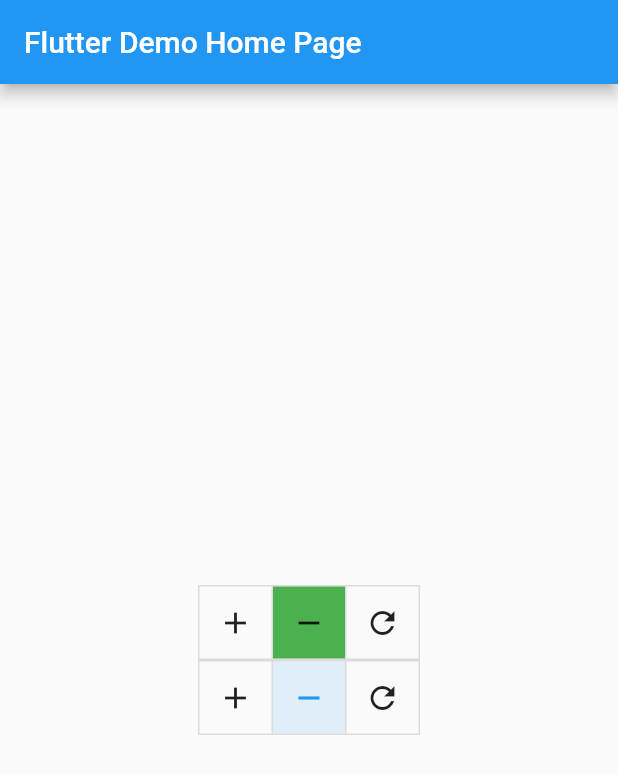
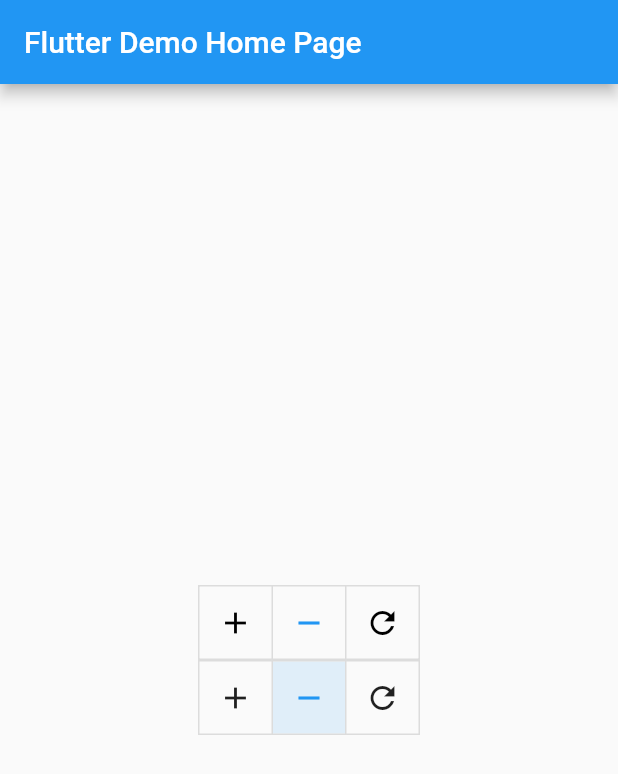
Before and after one commit to jitinder/customtogglebuttons, a Flutter app: the screen it shows after launch, on a phone screen of 412 x 824 dp. Shown: the top 774 px of the screen. Run offline on Flutter 3.47's test engine with Material 2 defaults, Android fonts, the phone set to English and light mode, and no system bars.

Commit message:
Add selected and unselected color support

```diff
--- a/lib/src/custom_toggle_buttons.dart
+++ b/lib/src/custom_toggle_buttons.dart
@@ -1,7 +1,12 @@
 part of customtogglebuttons;
 
-// TODO: Alignment, Vertical spacing, Border (shape, style, color, radius),
-//
+// TODO: Alignment, Vertical spacing, Border (shape, style, radius)
+//    this.disabledColor, -> if onPressed == null
+//    this.highlightColor,
+//    this.hoverColor,
+//    this.splashColor,
+//    this.selectedBorderColor,
+//    this.disabledBorderColor,
 
 class CustomToggleButtons extends StatelessWidget {
   CustomToggleButtons({
@@ -9,10 +14,15 @@ class CustomToggleButtons extends StatelessWidget {
     this.isSelected,
     this.children,
     this.onPressed,
+    this.color,
     this.constraints,
     this.showBorders = true,
+    this.fillColor,
+    this.unselectedFillColor,
+    this.selectedColor,
     this.borderColor,
     this.borderWidth,
+    this.borderRadius,
     this.spacing = 0,
   })  : assert(children != null),
         assert(isSelected != null),
@@ -25,9 +35,15 @@ class CustomToggleButtons extends StatelessWidget {
 
   final BoxConstraints constraints;
 
+  final Color color;
+  final Color selectedColor;
+  final Color fillColor;
+  final Color unselectedFillColor;
+
   final bool showBorders;
   final Color borderColor;
   final double borderWidth;
+  final double borderRadius;
 
   final double spacing;
 
@@ -68,14 +84,20 @@ class CustomToggleButtons extends StatelessWidget {
         (index) {
           return _CustomToggleButton(
             child: children[index],
-            fillColor: isSelected[index] ? Colors.green : Colors.transparent,
             onPressed: onPressed == null
                 ? null
                 : () {
                     onPressed(index);
                   },
+            constraints: constraints,
+            isSelected: isSelected[index],
+            color: color,
+            selectedColor: selectedColor,
+            fillColor: fillColor,
+            unselectedFillColor: unselectedFillColor,
             borderColor: borderColor,
             borderWidth: borderWidth,
+            borderRadius: borderRadius,
             hasTopBorder: showBorders,
             hasLeftBorder: showBorders ? _showLeftBorder(index) : false,
             hasRightBorder: showBorders ? _showRightBorder(index) : false,
@@ -91,10 +113,15 @@ class _CustomToggleButton extends StatelessWidget {
   _CustomToggleButton({
     this.child,
     this.onPressed,
+    this.constraints = const BoxConstraints(),
+    this.isSelected,
+    this.color,
+    this.selectedColor,
     this.fillColor,
-    this.constraints = const BoxConstraints(),
+    this.unselectedFillColor,
     this.borderColor,
     this.borderWidth,
+    this.borderRadius,
     this.hasTopBorder = true,
     this.hasLeftBorder = true,
     this.hasRightBorder = true,
@@ -103,22 +130,26 @@ class _CustomToggleButton extends StatelessWidget {
 
   final Widget child;
   final VoidCallback onPressed;
+  final bool isSelected;
+
+  final Color color;
+  final Color selectedColor;
   final Color fillColor;
+  final Color unselectedFillColor;
 
   final BoxConstraints constraints;
 
   final Color borderColor;
   final double borderWidth;
+  final double
+      borderRadius; // TODO: Figure out way to make this work with Border
   final bool hasTopBorder;
   final bool hasLeftBorder;
   final bool hasRightBorder;
   final bool hasBottomBorder;
 
-  @override
-  Widget build(BuildContext context) {
-    return Container(
-      decoration: BoxDecoration(
-        border: Border(
+  Border _getBorder() {
+    return Border(
       top: hasTopBorder
           ? BorderSide(
         width: borderWidth ?? 1,
@@ -143,11 +174,47 @@ class _CustomToggleButton extends StatelessWidget {
         color: borderColor ?? Colors.black12,
       )
           : BorderSide.none,
-        ),
+    );
+  }
+
+  Color _getTextColor(context) {
+    if (isSelected) {
+      if (selectedColor == null) {
+        return Theme.of(context).colorScheme.primary;
+      }
+      return selectedColor;
+    }
+    if (color == null) {
+      return Theme.of(context).colorScheme.onSurface;
+    }
+    return color;
+  }
+
+  Color _getFillColor(){
+    if(isSelected){
+      if(fillColor == null){
+        return Colors.transparent;
+      }
+      return fillColor;
+    }
+    if(unselectedFillColor == null){
+      return Colors.transparent;
+    }
+    return unselectedFillColor;
+  }
+
+
+  @override
+  Widget build(BuildContext context) {
+    return Container(
+      decoration: BoxDecoration(
+        border: _getBorder(),
       ),
       child: RawMaterialButton(
-        constraints: constraints,
-        fillColor: fillColor,
+        constraints:
+            constraints ?? BoxConstraints(minWidth: 48.0, minHeight: 48.0),
+        textStyle: TextStyle(color: _getTextColor(context)),
+        fillColor: _getFillColor(),
         materialTapTargetSize: MaterialTapTargetSize.shrinkWrap,
         padding: EdgeInsets.all(12),
         child: child,
```
Also changed, not shown: 1 other file. Lines whose indentation alone changed are shown as unchanged.
